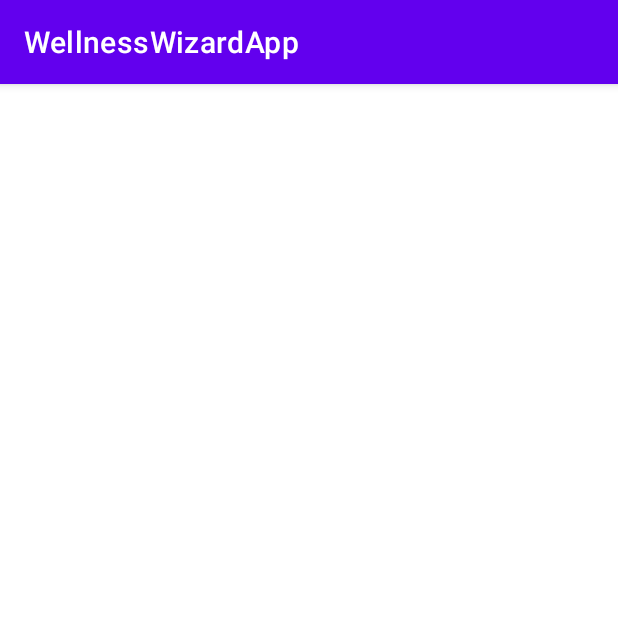
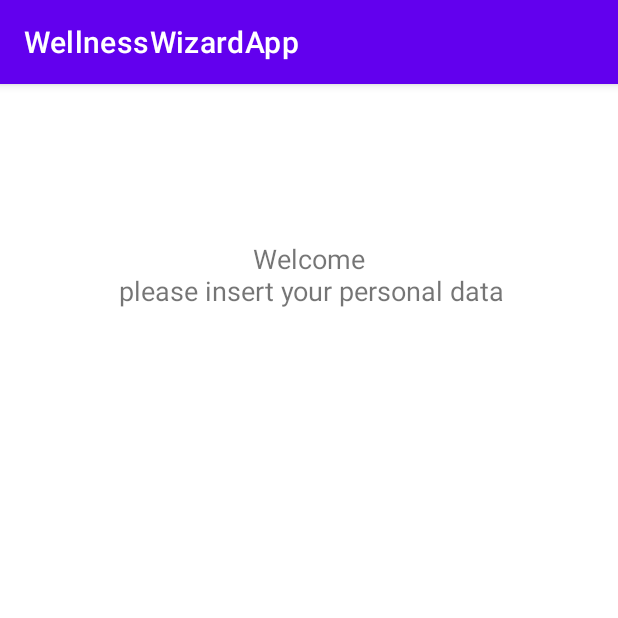
Before and after one commit to SmuuSka/WellnessWizard, an Android app: the UserCreateActivity screen opened directly, with no data from a screen before it, on a phone screen of 412 x 824 dp, the top half of it. Run offline under Robolectric (Android 15) with nearby library versions, the phone set to English and light mode, and no system bars.

Commit message:
added textview and string

```diff
--- a/app/src/main/res/layout/activity_user_create.xml
+++ b/app/src/main/res/layout/activity_user_create.xml
@@ -6,4 +6,34 @@
     android:layout_height="match_parent"
     tools:context=".UserCreateActivity">
 
+    <androidx.constraintlayout.widget.Guideline
+        android:id="@+id/guideline2"
+        android:layout_width="wrap_content"
+        android:layout_height="wrap_content"
+        android:orientation="horizontal"
+        app:layout_constraintGuide_begin="20dp"
+        app:layout_constraintGuide_percent="0.20" />
+
+    <androidx.constraintlayout.widget.Guideline
+        android:id="@+id/guideline3"
+        android:layout_width="wrap_content"
+        android:layout_height="wrap_content"
+        android:orientation="vertical"
+        app:layout_constraintGuide_begin="20dp"
+        app:layout_constraintGuide_percent="0.10"
+        />
+
+    <TextView
+        android:id="@+id/textViewTitle"
+        android:layout_width="276dp"
+        android:layout_height="48dp"
+        android:text="@string/welcome_n_please_insert_info"
+        android:textAlignment="center"
+        android:textSize="18sp"
+        app:layout_constraintBottom_toTopOf="@+id/guideline2"
+        app:layout_constraintEnd_toEndOf="parent"
+        app:layout_constraintHorizontal_bias="0.496"
+        app:layout_constraintStart_toStartOf="parent"
+        app:layout_constraintTop_toTopOf="parent"
+        app:layout_constraintVertical_bias="0.989" />
 </androidx.constraintlayout.widget.ConstraintLayout>
--- a/app/src/main/res/values/strings.xml
+++ b/app/src/main/res/values/strings.xml
@@ -1,3 +1,4 @@
 <resources>
     <string name="app_name">WellnessWizardApp</string>
+    <string name="welcome_n_please_insert_info">Welcome\n please insert your personal data</string>
 </resources>
```
